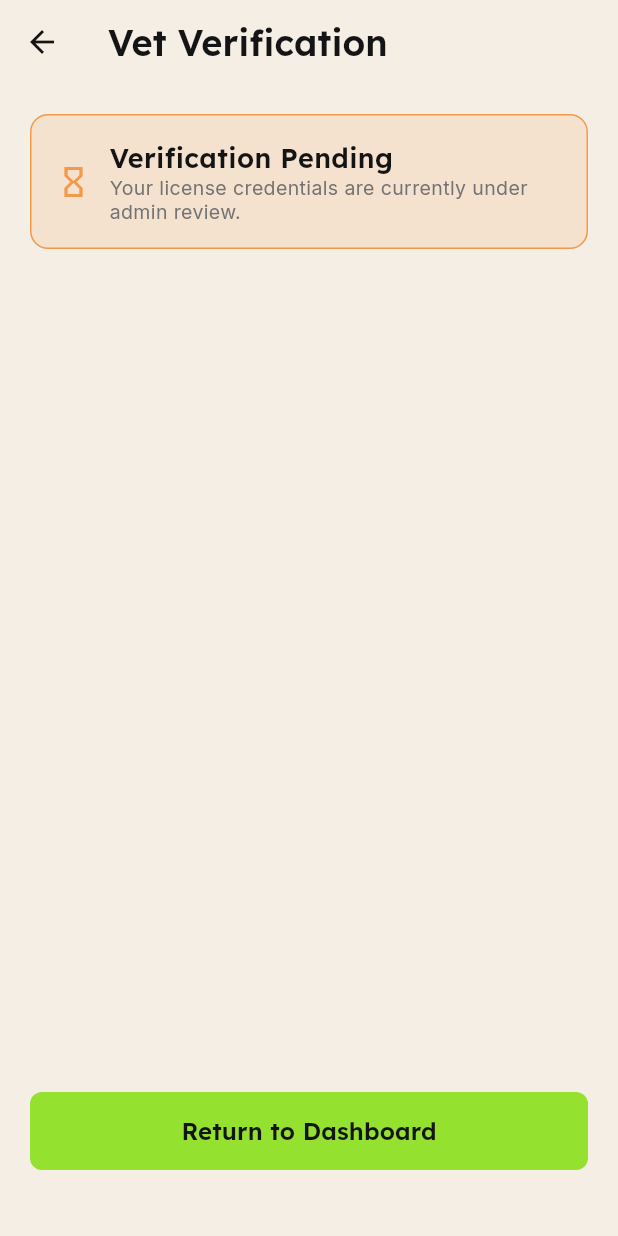
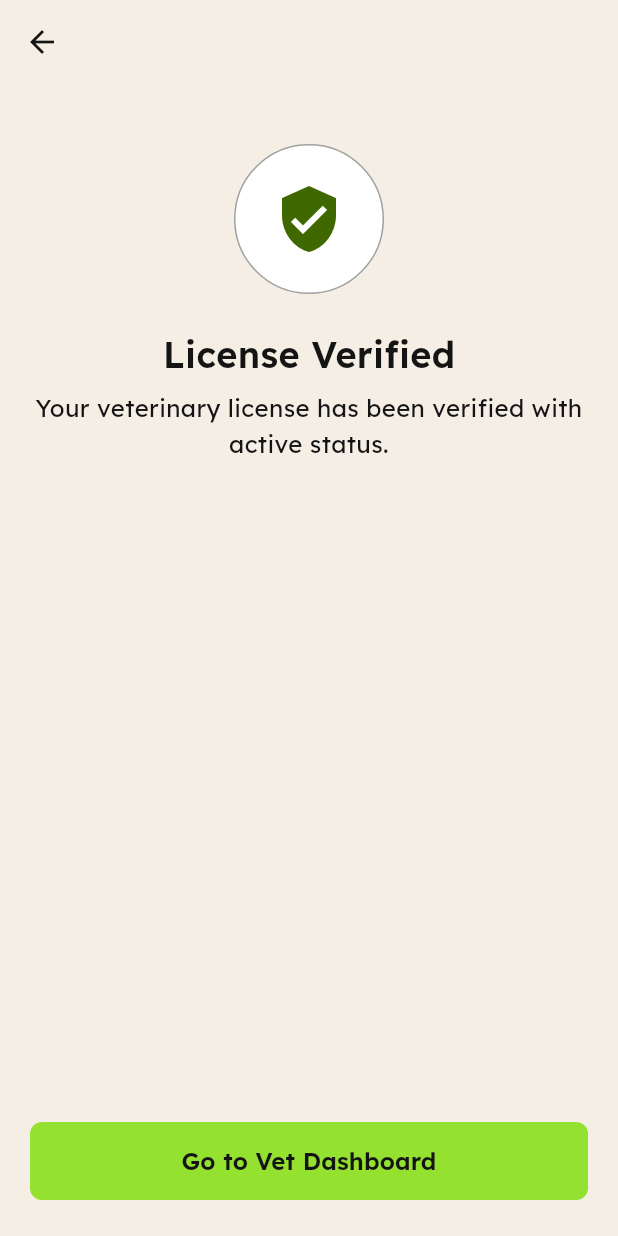
Before and after one commit to omrajput14/vetra, a Flutter app: the VetVerificationPage screen opened by its route, on a phone screen of 412 x 824 dp. Run offline on Flutter 3.47's test engine with Material 3 defaults, Android fonts, the light colour scheme and no system bars; our stand-ins replace flutter_riverpod, go_router, google_fonts; accounts and stored records are empty.

```diff
--- a/lib/features/veterinarian/presentation/pages/vet_verification_page.dart
+++ b/lib/features/veterinarian/presentation/pages/vet_verification_page.dart
@@ -14,7 +14,6 @@ class VetVerificationPage extends StatelessWidget {
       appBar: AppBar(
         backgroundColor: Colors.transparent,
         elevation: 0,
-        title: Text('Vet Verification', style: AppTypography.screenTitle),
         leading: IconButton(
           icon: const Icon(Icons.arrow_back, color: AppColors.textPrimary),
           onPressed: () => context.pop(),
@@ -22,37 +21,32 @@ class VetVerificationPage extends StatelessWidget {
       ),
       body: SafeArea(
         child: Padding(
-          padding: const EdgeInsets.all(20.0),
+          padding: const EdgeInsets.symmetric(horizontal: 20.0),
           child: Column(
-            crossAxisAlignment: CrossAxisAlignment.start,
             children: [
+              const SizedBox(height: 40),
               Container(
-                padding: const EdgeInsets.all(16),
+                width: 100,
+                height: 100,
                 decoration: BoxDecoration(
-                  color: AppColors.cautionAmber.withValues(alpha: 0.15),
-                  borderRadius: BorderRadius.circular(12),
-                  border: Border.all(color: AppColors.cautionAmber),
+                  color: AppColors.surfaceCard,
+                  shape: BoxShape.circle,
+                  border: Border.all(color: AppColors.borderHairline),
                 ),
-                child: Row(
-                  children: [
-                    const Icon(Icons.hourglass_empty, color: AppColors.cautionAmber),
-                    const SizedBox(width: 12),
-                    Expanded(
-                      child: Column(
-                        crossAxisAlignment: CrossAxisAlignment.start,
-                        children: [
-                          Text('Verification Pending', style: AppTypography.cardTitle),
-                          Text('Your license credentials are currently under admin review.', style: AppTypography.captionMetadata),
-                        ],
-                      ),
-                    ),
-                  ],
-                ),
+                child: const Icon(Icons.verified_user, size: 48, color: AppColors.primary),
+              ),
+              const SizedBox(height: 24),
+              Text('License Verified', style: AppTypography.screenTitle),
+              const SizedBox(height: 8),
+              Text(
+                'Your veterinary license has been verified with active status.',
+                style: AppTypography.bodyDefault,
+                textAlign: TextAlign.center,
               ),
               const Spacer(),
               PrimaryButton(
-                label: 'Return to Dashboard',
-                onPressed: () => context.go('/vet-requests'),
+                label: 'Go to Vet Dashboard',
+                onPressed: () => context.go('/vet-dashboard'),
               ),
               const SizedBox(height: 24),
             ],
```
Also changed, not shown: lib/features/auth/presentation/pages/login_page.dart (+14 -6 lines), lib/features/auth/presentation/pages/register_vet_details_page.dart (+40 -8 lines).
